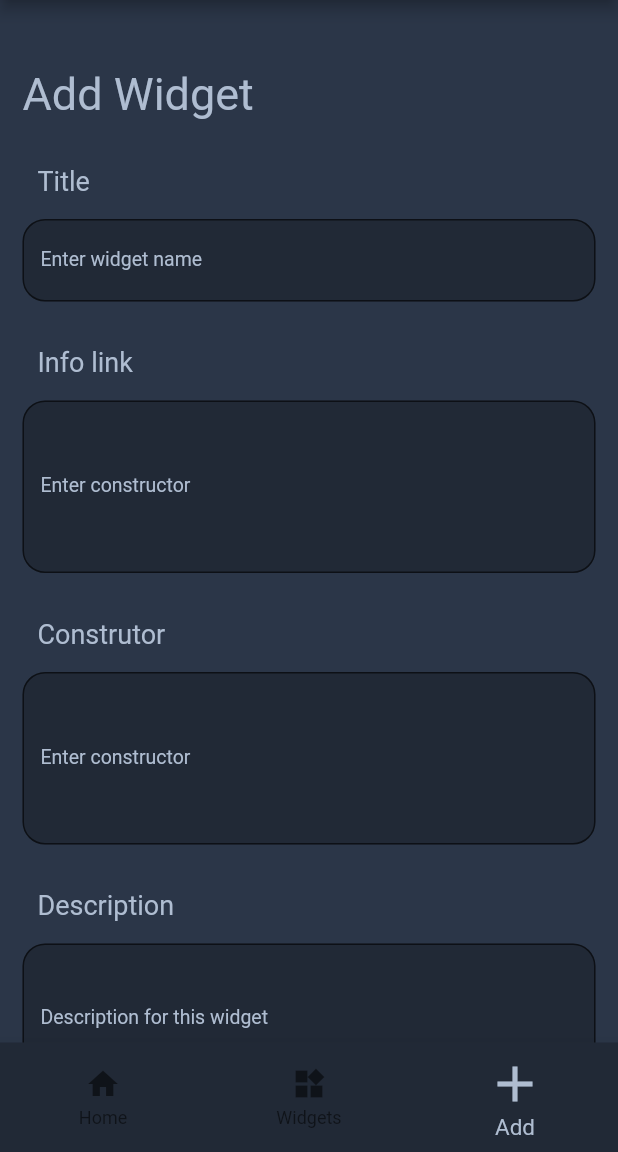
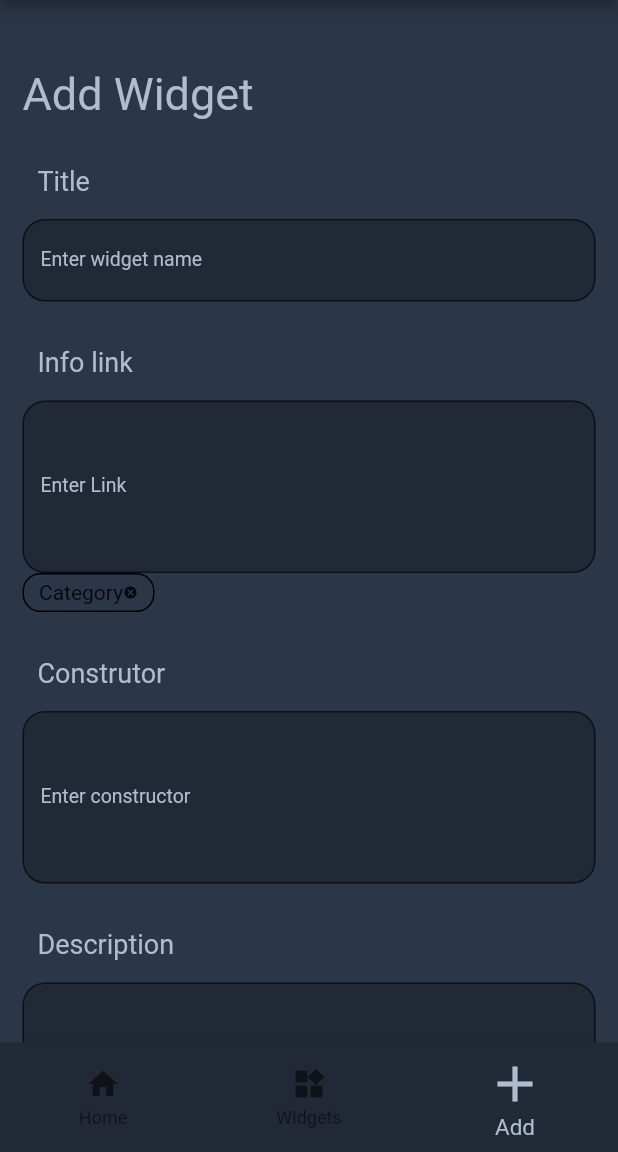
Before and after one commit to HongDavid8620/Flutt_Firebase, a Flutter app: the screen it shows once a user with an empty profile is signed in, item 3 of the bottom bar chosen, on a phone screen of 412 x 824 dp, the part 84-1236 px from its top. Run offline on Flutter 3.47's test engine with Material 2 defaults, Android fonts, the phone set to English and light mode, and no system bars; our stand-ins replace cloud_firestore, firebase_auth, firebase_core, firebase_storage, flutter_slidable, flutter_spinkit and 4 more; accounts and stored records are empty.

Commit message:
Category

```diff
--- a/lib/screens/home/addwidget.dart
+++ b/lib/screens/home/addwidget.dart
@@ -36,7 +36,34 @@ class _AddWidgetState extends State<AddWidget> {
                 children: [
                   Padding(padding: EdgeInsets.only(top: 30),child: Text('Add Widget',style: TextStyle(fontSize: 30,color: Color.fromRGBO(175, 189, 209, 1)),)),
                   InputField(title: 'Title',labeltext: 'Enter widget name',lines: 1,onChanged: (val){setState(() => _title = val);}, validator: (val) => val.isEmpty ?'Invalid title':null,),
-                  InputField(title: 'Info link',labeltext: 'Enter constructor',lines: 5,onChanged: (val){setState(() => _infolink = val);}, validator:(val) => val.isEmpty ?'Pleases enter a link':null , ),
+                  InputField(title: 'Info link',labeltext: 'Enter Link',lines: 5,onChanged: (val){setState(() => _infolink = val);}, validator:(val) => val.isEmpty ?'Pleases enter a link':null , ),
+                  Container(
+                    child:
+                      Container(
+                          decoration: BoxDecoration(
+                            borderRadius: BorderRadius.circular(12),
+                            border: Border.all(color: Colors.black)
+                          ),
+                          child: Padding(
+                            padding: const EdgeInsets.symmetric(vertical: 4,horizontal: 10),
+                            child: Row(
+                              mainAxisSize: MainAxisSize.min,
+                              children: [
+                                Text('Category'),
+                                GestureDetector(
+                                  onTap: (){
+                                    print('Tapped Cat');
+                                  },
+                                  child: Container(
+                                    child: Icon(Icons.cancel,size: 10),
+                                  ),
+                                )
+                              ],
+                            ),
+                          ),
+                        ),
+                      ),
+
                   InputField(title: 'Construtor',labeltext: 'Enter constructor',lines: 5,onChanged: (val){setState(() => _constructor = val);}, validator:(val) => val.isEmpty ?'Pleases enter construtor':null , ),
                   InputField(title: 'Description',labeltext: 'Description for this widget',lines: 4,onChanged: (val){setState(() => _description = val);}, validator: (val) => val.isEmpty ?'Pleases enter description':null,),
                   InputField(title: 'Other',labeltext: 'Enter Other',lines: 3,onChanged: (val){setState(() => _other = val);}),
```
